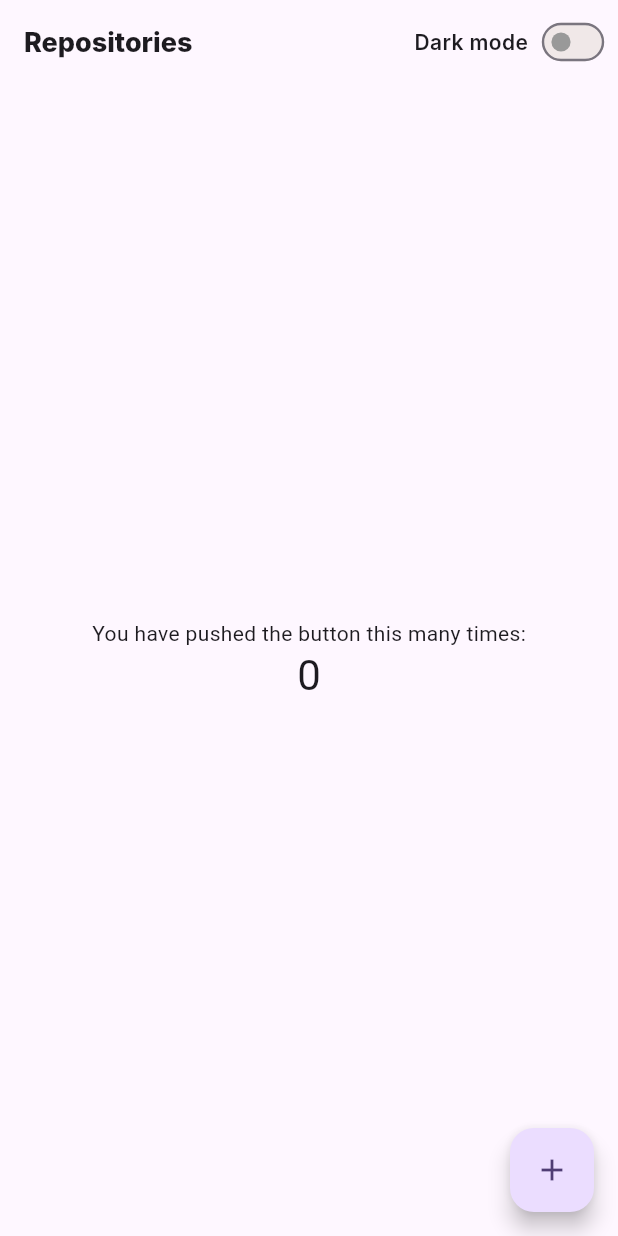
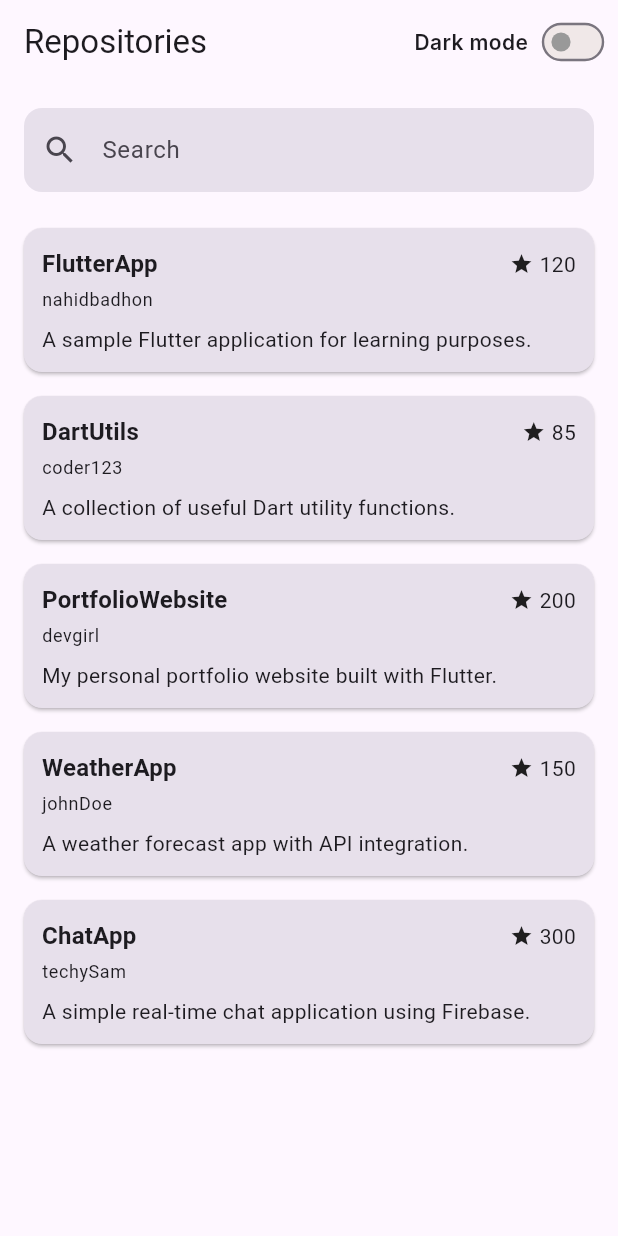
Before and after one commit to Badhon100/Explorer---Flutter-App, a Flutter app: the screen it shows after launch, on a phone screen of 412 x 824 dp. Run offline on Flutter 3.47's test engine with Material 3 defaults, Android fonts, the phone set to English and light mode, and no system bars; our stand-ins replace bloc, equatable, flutter_bloc, get_it, shared_preferences; Roboto replaces fonts that are missing (Inter).

Commit message:
designed home page with dummy data

```diff
--- /dev/null
+++ b/lib/core/const/dummy_data.dart
@@ -0,0 +1,32 @@
+final List<Map<String, dynamic>> dummyRepositories = [
+  {
+    'name': 'FlutterApp',
+    'username': 'nahidbadhon',
+    'description': 'A sample Flutter application for learning purposes.',
+    'stars': 120,
+  },
+  {
+    'name': 'DartUtils',
+    'username': 'coder123',
+    'description': 'A collection of useful Dart utility functions.',
+    'stars': 85,
+  },
+  {
+    'name': 'PortfolioWebsite',
+    'username': 'devgirl',
+    'description': 'My personal portfolio website built with Flutter.',
+    'stars': 200,
+  },
+  {
+    'name': 'WeatherApp',
+    'username': 'johnDoe',
+    'description': 'A weather forecast app with API integration.',
+    'stars': 150,
+  },
+  {
+    'name': 'ChatApp',
+    'username': 'techySam',
+    'description': 'A simple real-time chat application using Firebase.',
+    'stars': 300,
+  },
+];
--- a/lib/features/home/presentation/pages/home_page.dart
+++ b/lib/features/home/presentation/pages/home_page.dart
@@ -1,45 +1,41 @@
-import 'package:explorer_flutter_app/core/widgets/custome_widgets.dart';
-import 'package:explorer_flutter_app/features/home/presentation/widgets/theme_switch.dart';
+import 'package:explorer_flutter_app/core/const/dummy_data.dart';
+import 'package:explorer_flutter_app/features/home/presentation/widgets/search_bar.dart';
 import 'package:flutter/material.dart';
+import '../widgets/repository_list.dart';
+import '../widgets/theme_switch.dart';
 
 class HomePage extends StatefulWidget {
-  const HomePage({super.key,});
+  const HomePage({super.key});
 
   @override
   State<HomePage> createState() => _HomePageState();
 }
 
 class _HomePageState extends State<HomePage> {
-  int _counter = 0;
-
-  void _incrementCounter() {
-    setState(() => _counter++);
-  }
+  String query = '';
+  final repositories = List.generate(
+    10,
+    (index) => {
+      'name': 'Repository name',
+      'username': 'username',
+      'description': 'Lorem ipsum dolor sit amet, consectetur adipiscing elit.',
+      'stars': 500,
+    },
+  );
 
   @override
   Widget build(BuildContext context) {
+
     return Scaffold(
       appBar: AppBar(
-        title: t18b800("Repositories"),
-        actions: const [
-          ThemeSwitch(), // 🔘 Dark/Light mode toggle
+        title: const Text('Repositories'),
+        actions: const [ThemeSwitch()],
+      ),
+      body: Column(
+        children: [
+          HomeSearchBar(onChanged: (value) => setState(() => query = value)),
+          RepositoryList(repositories: dummyRepositories),
         ],
-      ),
-      body: Center(
-        child: Column(
-          mainAxisAlignment: MainAxisAlignment.center,
-          children: [
-            const Text('You have pushed the button this many times:'),
-            Text(
-              '$_counter',
-              style: Theme.of(context).textTheme.headlineMedium,
-            ),
-          ],
-        ),
-      ),
-      floatingActionButton: FloatingActionButton(
-        onPressed: _incrementCounter,
-        child: const Icon(Icons.add),
       ),
     );
   }
--- /dev/null
+++ b/lib/features/home/presentation/widgets/repository_card.dart
@@ -0,0 +1,56 @@
+import 'package:flutter/material.dart';
+
+class RepositoryCard extends StatelessWidget {
+  final String name;
+  final String username;
+  final String description;
+  final int stars;
+
+  const RepositoryCard({
+    super.key,
+    required this.name,
+    required this.username,
+    required this.description,
+    required this.stars,
+  });
+
+  @override
+  Widget build(BuildContext context) {
+    return Card(
+      shape: RoundedRectangleBorder(borderRadius: BorderRadius.circular(12)),
+      margin: const EdgeInsets.symmetric(horizontal: 16, vertical: 8),
+      color: Theme.of(context).colorScheme.surfaceVariant,
+      child: Padding(
+        padding: const EdgeInsets.all(12.0),
+        child: Column(
+          crossAxisAlignment: CrossAxisAlignment.start,
+          children: [
+            Row(
+              children: [
+                Expanded(
+                  child: Text(
+                    name,
+                    style: Theme.of(context).textTheme.titleMedium?.copyWith(
+                      fontWeight: FontWeight.bold,
+                    ),
+                  ),
+                ),
+                Row(
+                  children: [
+                    const Icon(Icons.star, size: 16),
+                    const SizedBox(width: 4),
+                    Text(stars.toString()),
+                  ],
+                ),
+              ],
+            ),
+            const SizedBox(height: 4),
+            Text(username, style: Theme.of(context).textTheme.bodySmall),
+            const SizedBox(height: 8),
+            Text(description, style: Theme.of(context).textTheme.bodyMedium),
+          ],
+        ),
+      ),
+    );
+  }
+}
--- /dev/null
+++ b/lib/features/home/presentation/widgets/repository_list.dart
@@ -0,0 +1,25 @@
+import 'package:flutter/material.dart';
+import 'repository_card.dart';
+
+class RepositoryList extends StatelessWidget {
+  final List<Map<String, dynamic>> repositories;
+  const RepositoryList({super.key, required this.repositories});
+
+  @override
+  Widget build(BuildContext context) {
+    return Expanded(
+      child: ListView.builder(
+        itemCount: repositories.length,
+        itemBuilder: (context, index) {
+          final repo = repositories[index];
+          return RepositoryCard(
+            name: repo['name'],
+            username: repo['username'],
+            description: repo['description'],
+            stars: repo['stars'],
+          );
+        },
+      ),
+    );
+  }
+}
--- /dev/null
+++ b/lib/features/home/presentation/widgets/search_bar.dart
@@ -0,0 +1,26 @@
+import 'package:flutter/material.dart';
+
+class HomeSearchBar extends StatelessWidget {
+  final ValueChanged<String> onChanged;
+  const HomeSearchBar({super.key, required this.onChanged});
+
+  @override
+  Widget build(BuildContext context) {
+    return Padding(
+      padding: const EdgeInsets.all(16.0),
+      child: TextField(
+        onChanged: onChanged,
+        decoration: InputDecoration(
+          hintText: 'Search',
+          prefixIcon: const Icon(Icons.search),
+          border: OutlineInputBorder(
+            borderRadius: BorderRadius.circular(12),
+            borderSide: BorderSide.none,
+          ),
+          filled: true,
+          fillColor: Theme.of(context).colorScheme.surfaceVariant,
+        ),
+      ),
+    );
+  }
+}
```
